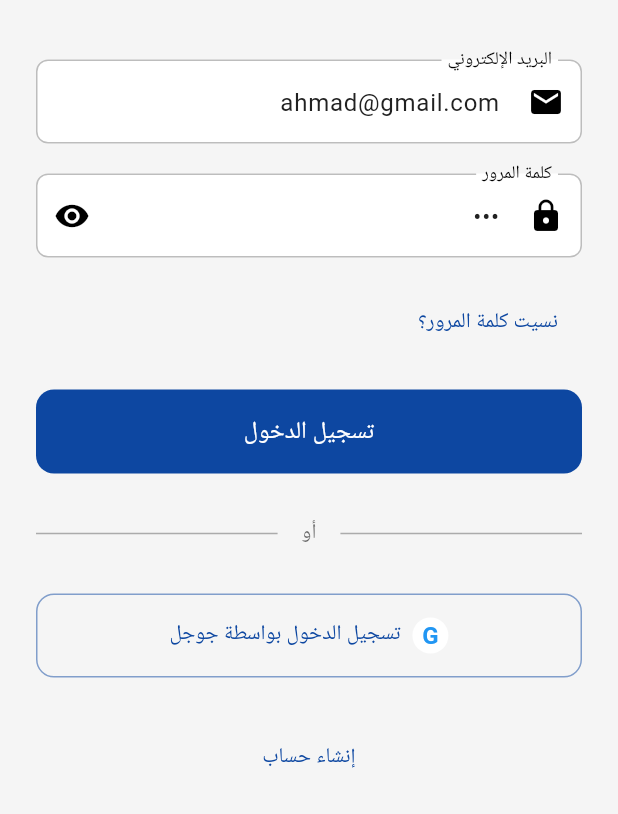
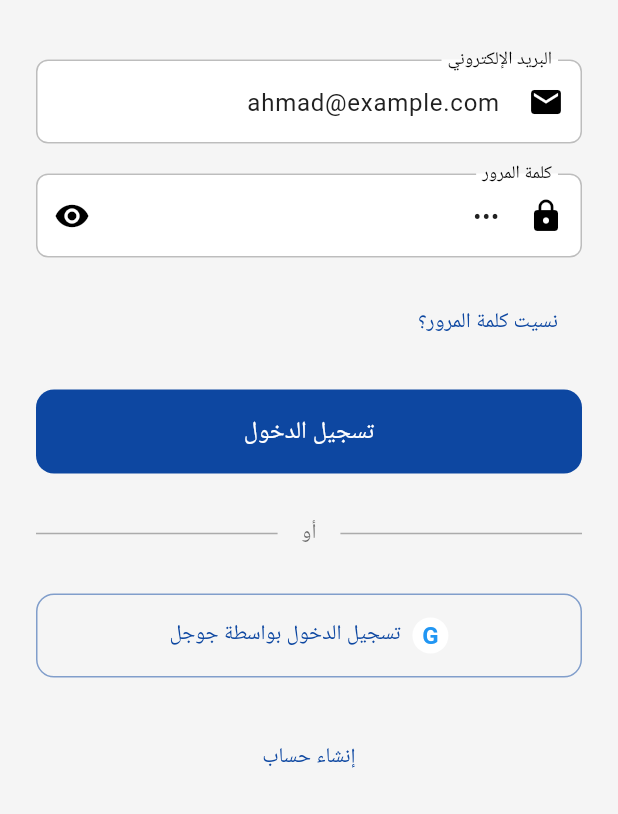
Before and after one commit to GH-ZX/pcland_store, a Flutter app: the screen it shows after launch, on a phone screen of 412 x 824 dp, the part 422-1236 px from its top. Run offline on Flutter 3.47's test engine with Material 3 defaults, Android fonts, the phone set to English and light mode, and no system bars; our stand-ins replace badges, carousel_slider, flutter_rating_bar, google_fonts, google_sign_in, shared_preferences; accounts and stored records are empty; Roboto replaces fonts that are missing (Cairo).

Commit message:
update test email in login screen initialization

```diff
--- a/lib/screens/login_screen.dart
+++ b/lib/screens/login_screen.dart
@@ -23,8 +23,8 @@ class _LoginScreenState extends State<LoginScreen> {
   @override
   void initState() {
     super.initState();
-    // للاختبار فقط - يمكن إزالة هذا في الإنتاج
-    emailController.text = 'ahmad@gmail.com';
+    // للاختبار فقط
+    emailController.text = 'ahmad@example.com';
     passwordController.text = '123';
   }
 
```
